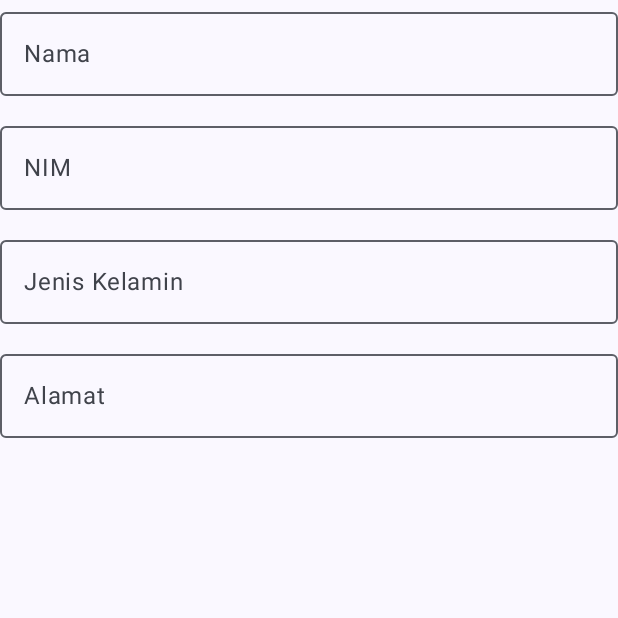
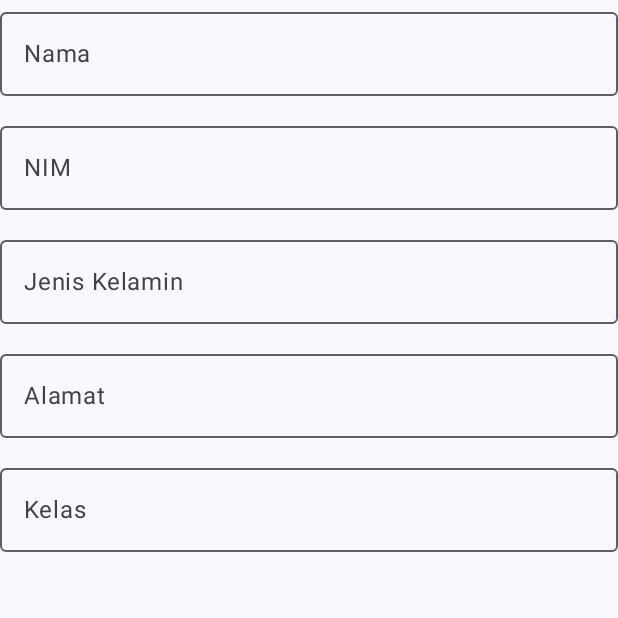
Before and after one commit to namira121/QuestAPI_081, an Android app built with Jetpack Compose: the composable FormInput shown on its own in the app's theme, on a phone screen of 412 x 824 dp, the top half of it. Run offline under Robolectric (Android 15) with nearby library versions, the phone set to English and light mode, and no system bars.

Commit message:
membuat textfield untuk kelas dan nilai akan disimpan di insertUiEvent kelas

```diff
--- a/app/src/main/java/com/example/praktikumremotedatabase/ui/View/InsertView.kt
+++ b/app/src/main/java/com/example/praktikumremotedatabase/ui/View/InsertView.kt
@@ -140,5 +140,13 @@ fun FormInput(
             enabled = enabled,
             singleLine = true
         )
+        OutlinedTextField(
+            value = insertUiEvent.kelas,
+            onValueChange = {onValueChange(insertUiEvent.copy(kelas = it))},
+            label = { Text("Kelas") },
+            modifier = Modifier.fillMaxWidth(),
+            enabled = enabled,
+            singleLine = true
+        )
     }
 }
```
